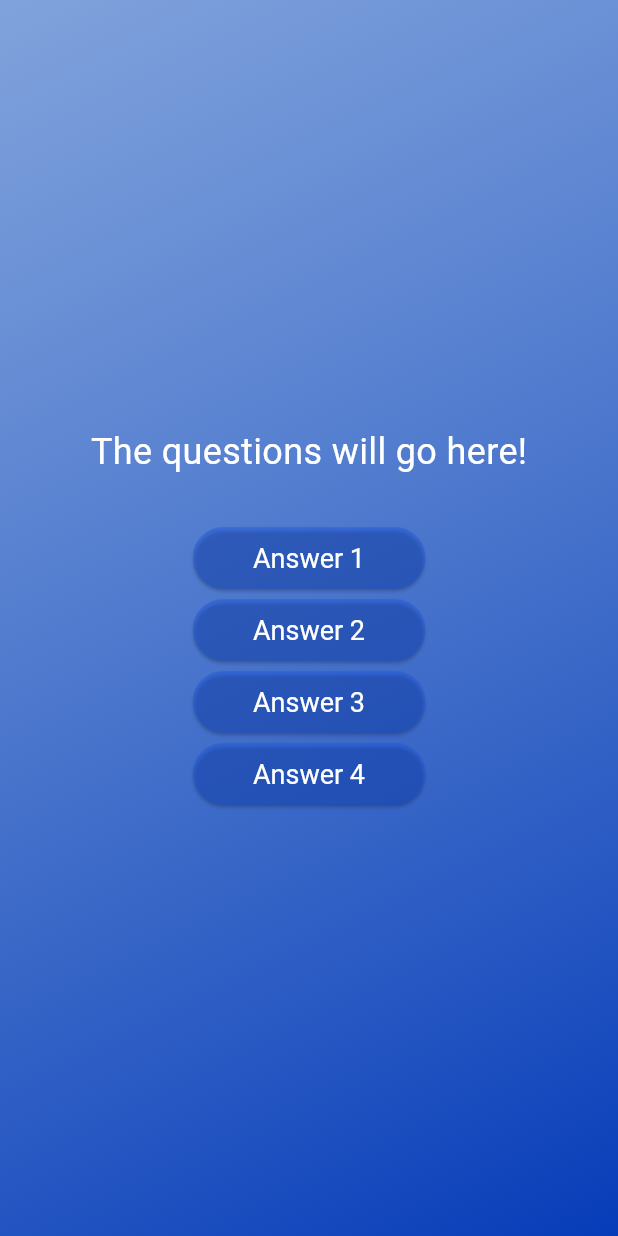
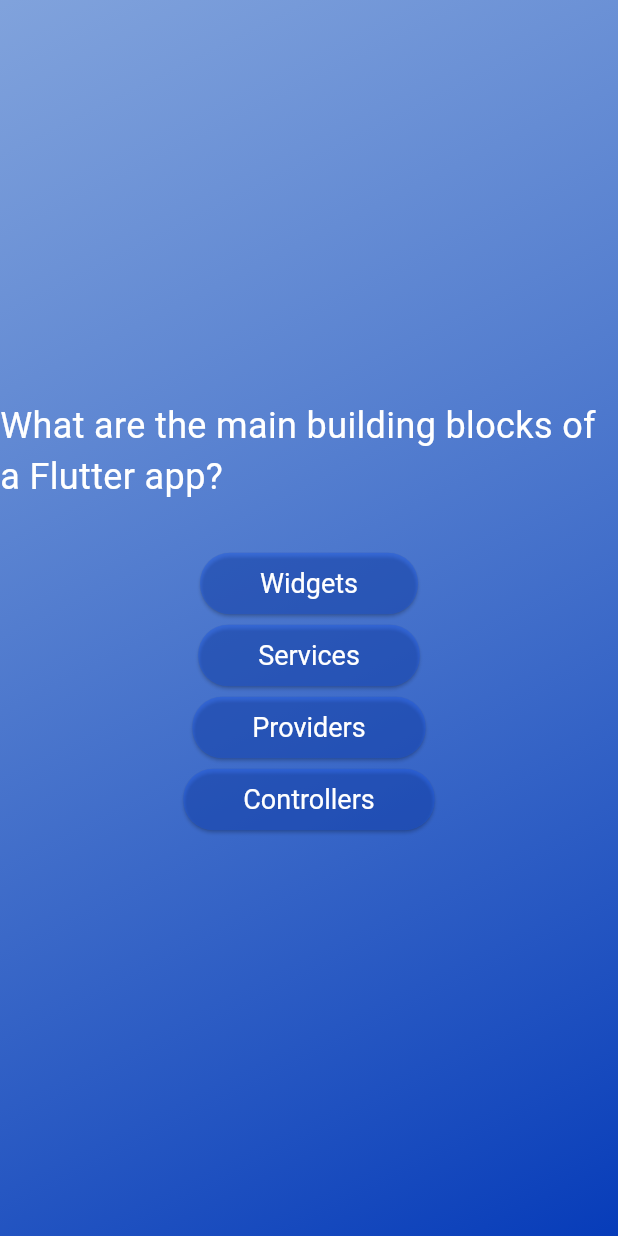
Before and after one commit to mdazharulhoque7/hqflutterquiz, a Flutter app: the screen it shows after launch, after a tap on "Start Quiz", on a phone screen of 412 x 824 dp. Run offline on Flutter 3.47's test engine with Material 3 defaults, Android fonts, the phone set to English and light mode, and no system bars.

Commit message:
mapping question answers and render answer button using spread operation

```diff
--- a/lib/screens/questions.dart
+++ b/lib/screens/questions.dart
@@ -1,4 +1,6 @@
 import 'package:flutter/material.dart';
+import 'package:hqflutterquiz/data/questions.dart';
+import 'package:hqflutterquiz/models/quiz_questions.dart';
 import 'package:hqflutterquiz/widgets/answer_button.dart';
 
 class QuestionsScreen extends StatefulWidget {
@@ -9,6 +11,7 @@
 }
 
 class _QuestionsScreenState extends State<QuestionsScreen> {
+  final QuizQuestion currentQuestion = questions[0];
   @override
   Widget build(BuildContext context) {
     return SizedBox(
@@ -16,28 +19,18 @@
       child: Column(
         mainAxisAlignment: MainAxisAlignment.center,
         children: [
-          const Text('The questions will go here!'
-          , style: TextStyle(
+          Text(currentQuestion.question,
+          style: const TextStyle(
             fontSize: 24,
             color: Colors.white,
           ),),
           const SizedBox(height: 30),
-          AnswerButton(
-            answerText: 'Answer 1',
-            onTap: () {},
-          ),
-          AnswerButton(
-            answerText: 'Answer 2',
-            onTap: () {},
-          ),
-          AnswerButton(
-            answerText: 'Answer 3',
-            onTap: () {},
-          ),
-          AnswerButton(
-            answerText: 'Answer 4',
-            onTap: () {},
-          ),
+          ...currentQuestion.answers.map((answer) {
+            return AnswerButton(
+              answerText: answer,
+              onTap: () {},
+            );
+          }),
         ],
       ),
     );
```
